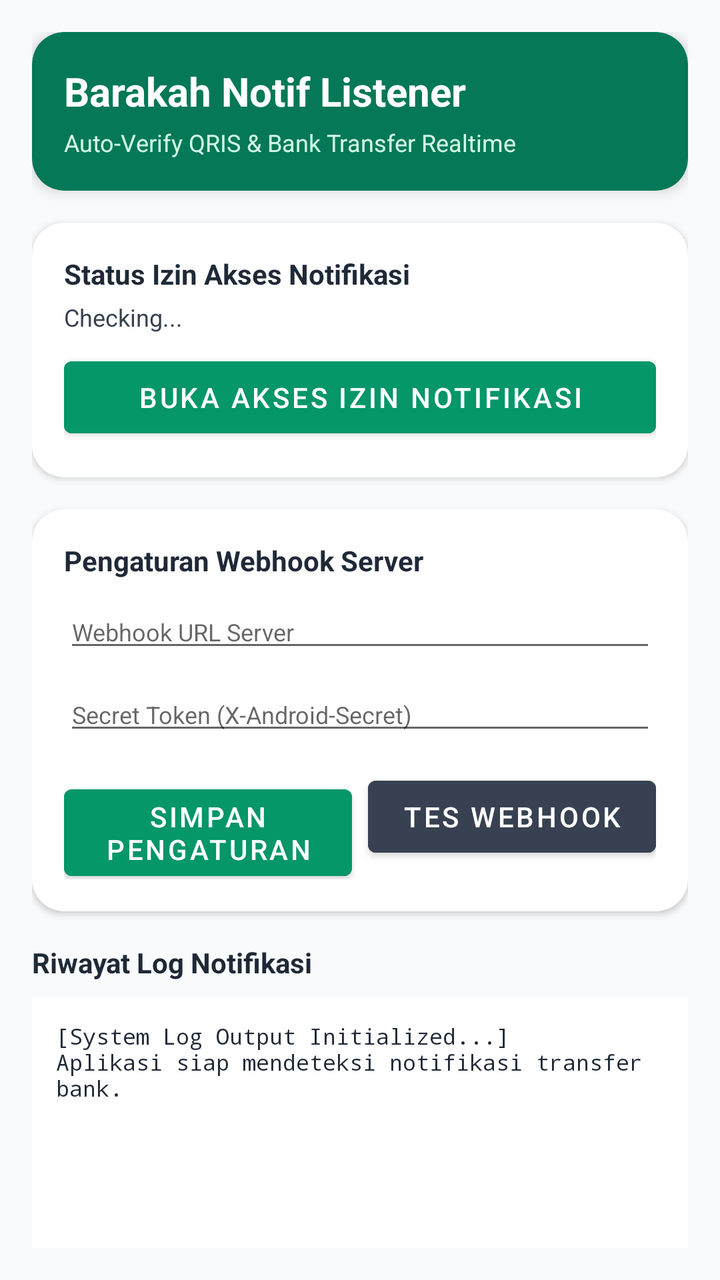
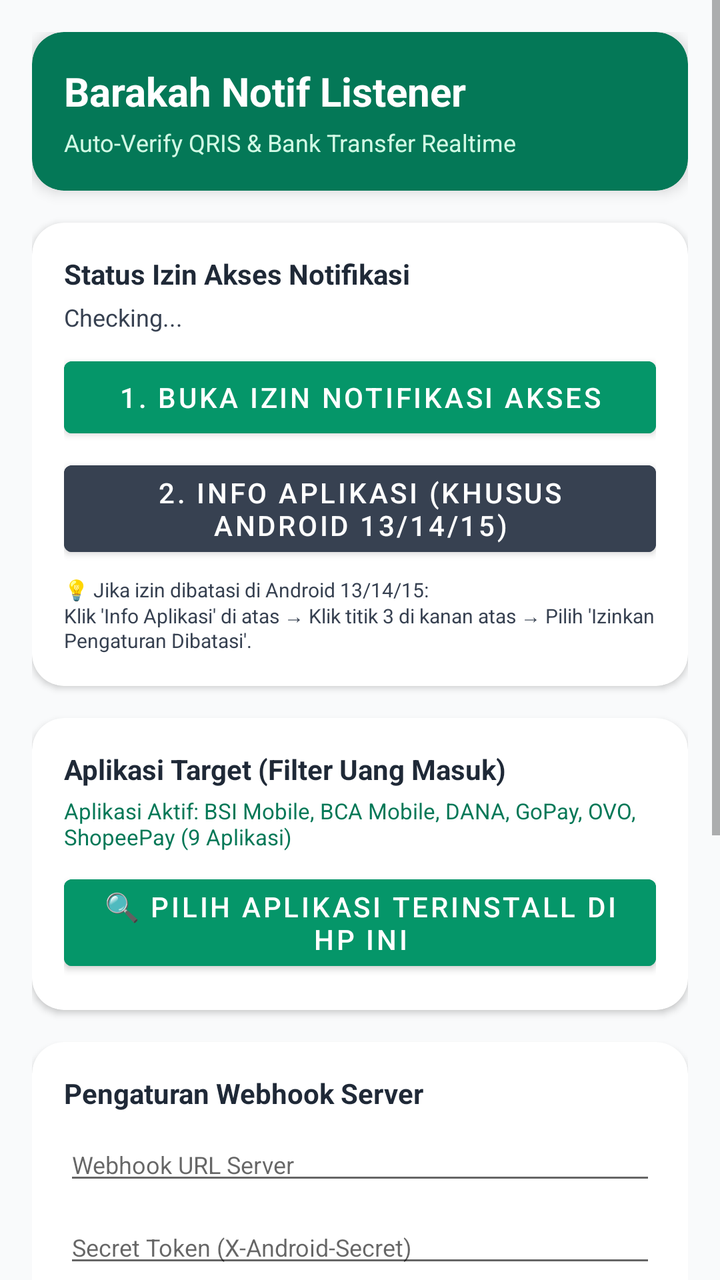

Before-and-after screenshots of an Android layout around one commit, followed by the original layout XML and the change that was made.
<!-- AndroidManifest.xml: activity theme Theme.BarakahNotifListener -->
<!-- res/layout/activity_main.xml -->
<?xml version="1.0" encoding="utf-8"?>
<LinearLayout xmlns:android="http://schemas.android.com/apk/res/android"
    xmlns:app="http://schemas.android.com/apk/res-auto"
    android:layout_width="match_parent"
    android:layout_height="match_parent"
    android:orientation="vertical"
    android:background="@color/gray_50"
    android:padding="16dp">

    
    <androidx.cardview.widget.CardView
        android:layout_width="match_parent"
        android:layout_height="wrap_content"
        app:cardCornerRadius="16dp"
        app:cardElevation="4dp"
        app:cardBackgroundColor="@color/emerald_700"
        android:layout_marginBottom="16dp">

        <LinearLayout
            android:layout_width="match_parent"
            android:layout_height="wrap_content"
            android:orientation="vertical"
            android:padding="16dp">

            <TextView
                android:layout_width="wrap_content"
                android:layout_height="wrap_content"
                android:text="Barakah Notif Listener"
                android:textColor="@color/white"
                android:textSize="20sp"
                android:textStyle="bold" />

            <TextView
                android:layout_width="wrap_content"
                android:layout_height="wrap_content"
                android:text="Auto-Verify QRIS &amp; Bank Transfer Realtime"
                android:textColor="@color/emerald_100"
                android:textSize="12sp"
                android:layout_marginTop="4dp" />
        </LinearLayout>
    </androidx.cardview.widget.CardView>

    
    <androidx.cardview.widget.CardView
        android:layout_width="match_parent"
        android:layout_height="wrap_content"
        app:cardCornerRadius="16dp"
        app:cardElevation="2dp"
        app:cardBackgroundColor="@color/white"
        android:layout_marginBottom="16dp">

        <LinearLayout
            android:layout_width="match_parent"
            android:layout_height="wrap_content"
            android:orientation="vertical"
            android:padding="16dp">

            <TextView
                android:layout_width="wrap_content"
                android:layout_height="wrap_content"
                android:text="Status Izin Akses Notifikasi"
                android:textColor="@color/gray_800"
                android:textSize="14sp"
                android:textStyle="bold" />

            <TextView
                android:id="@+id/tvPermissionStatus"
                android:layout_width="match_parent"
                android:layout_height="wrap_content"
                android:text="Checking..."
                android:textSize="12sp"
                android:textColor="@color/gray_700"
                android:layout_marginTop="4dp" />

            <Button
                android:id="@+id/btnGrantPermission"
                android:layout_width="match_parent"
                android:layout_height="wrap_content"
                android:text="Buka Akses Izin Notifikasi"
                android:backgroundTint="@color/emerald_600"
                android:textColor="@color/white"
                android:layout_marginTop="8dp" />
        </LinearLayout>
    </androidx.cardview.widget.CardView>

    
    <androidx.cardview.widget.CardView
        android:layout_width="match_parent"
        android:layout_height="wrap_content"
        app:cardCornerRadius="16dp"
        app:cardElevation="2dp"
        app:cardBackgroundColor="@color/white"
        android:layout_marginBottom="16dp">

        <LinearLayout
            android:layout_width="match_parent"
            android:layout_height="wrap_content"
            android:orientation="vertical"
            android:padding="16dp">

            <TextView
                android:layout_width="wrap_content"
                android:layout_height="wrap_content"
                android:text="Pengaturan Webhook Server"
                android:textColor="@color/gray_800"
                android:textSize="14sp"
                android:textStyle="bold" />

            <EditText
                android:id="@+id/etWebhookUrl"
                android:layout_width="match_parent"
                android:layout_height="wrap_content"
                android:hint="Webhook URL Server"
                android:textSize="12sp"
                android:inputType="textUri"
                android:layout_marginTop="8dp" />

            <EditText
                android:id="@+id/etSecretToken"
                android:layout_width="match_parent"
                android:layout_height="wrap_content"
                android:hint="Secret Token (X-Android-Secret)"
                android:textSize="12sp"
                android:inputType="text"
                android:layout_marginTop="8dp" />

            <LinearLayout
                android:layout_width="match_parent"
                android:layout_height="wrap_content"
                android:orientation="horizontal"
                android:layout_marginTop="12dp">

                <Button
                    android:id="@+id/btnSaveSettings"
                    android:layout_width="0dp"
                    android:layout_height="wrap_content"
                    android:layout_weight="1"
                    android:text="Simpan Pengaturan"
                    android:backgroundTint="@color/emerald_600"
                    android:textColor="@color/white"
                    android:layout_marginEnd="4dp" />

                <Button
                    android:id="@+id/btnTestWebhook"
                    android:layout_width="0dp"
                    android:layout_height="wrap_content"
                    android:layout_weight="1"
                    android:text="Tes Webhook"
                    android:backgroundTint="@color/gray_700"
                    android:textColor="@color/white"
                    android:layout_marginStart="4dp" />
            </LinearLayout>
        </LinearLayout>
    </androidx.cardview.widget.CardView>

    
    <TextView
        android:layout_width="wrap_content"
        android:layout_height="wrap_content"
        android:text="Riwayat Log Notifikasi"
        android:textColor="@color/gray_800"
        android:textSize="14sp"
        android:textStyle="bold"
        android:layout_marginBottom="8dp" />

    <ScrollView
        android:layout_width="match_parent"
        android:layout_height="0dp"
        android:layout_weight="1"
        android:background="@color/white"
        android:padding="12dp">

        <TextView
            android:id="@+id/tvLogConsole"
            android:layout_width="match_parent"
            android:layout_height="wrap_content"
            android:text="[System Log Output Initialized...]\nAplikasi siap mendeteksi notifikasi transfer bank.\n"
            android:fontFamily="monospace"
            android:textSize="11sp"
            android:textColor="@color/gray_800" />
    </ScrollView>
</LinearLayout>
<!-- resources referenced by this layout -->
<resources>
  <color name="emerald_100">#D1FAE5</color>
  <color name="emerald_600">#059669</color>
  <color name="emerald_700">#047857</color>
  <color name="gray_50">#F9FAFB</color>
  <color name="gray_700">#374151</color>
  <color name="gray_800">#1F2937</color>
  <color name="white">#FFFFFF</color>
  <style name="Theme.BarakahNotifListener" parent="Theme.MaterialComponents.DayNight.NoActionBar">
          <item name="colorPrimary">@color/emerald_600</item>
          <item name="colorPrimaryVariant">@color/emerald_700</item>
          <item name="colorOnPrimary">@color/white</item>
          <item name="android:statusBarColor">@color/emerald_700</item>
      </style>
</resources>

<!-- the commit's change to res/layout/activity_main.xml (unified diff, before → after) -->
@@ -1,182 +1,254 @@
 <?xml version="1.0" encoding="utf-8"?>
-<LinearLayout xmlns:android="http://schemas.android.com/apk/res/android"
+<ScrollView xmlns:android="http://schemas.android.com/apk/res/android"
     xmlns:app="http://schemas.android.com/apk/res-auto"
     android:layout_width="match_parent"
     android:layout_height="match_parent"
-    android:orientation="vertical"
     android:background="@color/gray_50"
-    android:padding="16dp">
-
-    
-    <androidx.cardview.widget.CardView
+    android:fillViewport="true">
+
+    <LinearLayout
         android:layout_width="match_parent"
         android:layout_height="wrap_content"
-        app:cardCornerRadius="16dp"
-        app:cardElevation="4dp"
-        app:cardBackgroundColor="@color/emerald_700"
-        android:layout_marginBottom="16dp">
-
-        <LinearLayout
-            android:layout_width="match_parent"
-            android:layout_height="wrap_content"
-            android:orientation="vertical"
-            android:padding="16dp">
-
-            <TextView
-                android:layout_width="wrap_content"
-                android:layout_height="wrap_content"
-                android:text="Barakah Notif Listener"
-                android:textColor="@color/white"
-                android:textSize="20sp"
-                android:textStyle="bold" />
-
-            <TextView
-                android:layout_width="wrap_content"
-                android:layout_height="wrap_content"
-                android:text="Auto-Verify QRIS &amp; Bank Transfer Realtime"
-                android:textColor="@color/emerald_100"
-                android:textSize="12sp"
-                android:layout_marginTop="4dp" />
-        </LinearLayout>
-    </androidx.cardview.widget.CardView>
-
-    
-    <androidx.cardview.widget.CardView
-        android:layout_width="match_parent"
-        android:layout_height="wrap_content"
-        app:cardCornerRadius="16dp"
-        app:cardElevation="2dp"
-        app:cardBackgroundColor="@color/white"
-        android:layout_marginBottom="16dp">
-
-        <LinearLayout
-            android:layout_width="match_parent"
-            android:layout_height="wrap_content"
-            android:orientation="vertical"
-            android:padding="16dp">
-
-            <TextView
-                android:layout_width="wrap_content"
-                android:layout_height="wrap_content"
-                android:text="Status Izin Akses Notifikasi"
-                android:textColor="@color/gray_800"
-                android:textSize="14sp"
-                android:textStyle="bold" />
-
-            <TextView
-                android:id="@+id/tvPermissionStatus"
-                android:layout_width="match_parent"
-                android:layout_height="wrap_content"
-                android:text="Checking..."
-                android:textSize="12sp"
-                android:textColor="@color/gray_700"
-                android:layout_marginTop="4dp" />
-
-            <Button
-                android:id="@+id/btnGrantPermission"
-                android:layout_width="match_parent"
-                android:layout_height="wrap_content"
-                android:text="Buka Akses Izin Notifikasi"
-                android:backgroundTint="@color/emerald_600"
-                android:textColor="@color/white"
-                android:layout_marginTop="8dp" />
-        </LinearLayout>
-    </androidx.cardview.widget.CardView>
-
-    
-    <androidx.cardview.widget.CardView
-        android:layout_width="match_parent"
-        android:layout_height="wrap_content"
-        app:cardCornerRadius="16dp"
-        app:cardElevation="2dp"
-        app:cardBackgroundColor="@color/white"
-        android:layout_marginBottom="16dp">
-
-        <LinearLayout
-            android:layout_width="match_parent"
-            android:layout_height="wrap_content"
-            android:orientation="vertical"
-            android:padding="16dp">
-
-            <TextView
-                android:layout_width="wrap_content"
-                android:layout_height="wrap_content"
-                android:text="Pengaturan Webhook Server"
-                android:textColor="@color/gray_800"
-                android:textSize="14sp"
-                android:textStyle="bold" />
-
-            <EditText
-                android:id="@+id/etWebhookUrl"
-                android:layout_width="match_parent"
-                android:layout_height="wrap_content"
-                android:hint="Webhook URL Server"
-                android:textSize="12sp"
-                android:inputType="textUri"
-                android:layout_marginTop="8dp" />
-
-            <EditText
-                android:id="@+id/etSecretToken"
-                android:layout_width="match_parent"
-                android:layout_height="wrap_content"
-                android:hint="Secret Token (X-Android-Secret)"
-                android:textSize="12sp"
-                android:inputType="text"
-                android:layout_marginTop="8dp" />
-
-            <LinearLayout
-                android:layout_width="match_parent"
-                android:layout_height="wrap_content"
-                android:orientation="horizontal"
-                android:layout_marginTop="12dp">
+        android:orientation="vertical"
+        android:padding="16dp">
+
+        
+        <androidx.cardview.widget.CardView
+            android:layout_width="match_parent"
+            android:layout_height="wrap_content"
+            app:cardCornerRadius="16dp"
+            app:cardElevation="4dp"
+            app:cardBackgroundColor="@color/emerald_700"
+            android:layout_marginBottom="16dp">
+
+            <LinearLayout
+                android:layout_width="match_parent"
+                android:layout_height="wrap_content"
+                android:orientation="vertical"
+                android:padding="16dp">
+
+                <TextView
+                    android:layout_width="wrap_content"
+                    android:layout_height="wrap_content"
+                    android:text="Barakah Notif Listener"
+                    android:textColor="@color/white"
+                    android:textSize="20sp"
+                    android:textStyle="bold" />
+
+                <TextView
+                    android:layout_width="wrap_content"
+                    android:layout_height="wrap_content"
+                    android:text="Auto-Verify QRIS &amp; Bank Transfer Realtime"
+                    android:textColor="@color/emerald_100"
+                    android:textSize="12sp"
+                    android:layout_marginTop="4dp" />
+            </LinearLayout>
+        </androidx.cardview.widget.CardView>
+
+        
+        <androidx.cardview.widget.CardView
+            android:layout_width="match_parent"
+            android:layout_height="wrap_content"
+            app:cardCornerRadius="16dp"
+            app:cardElevation="2dp"
+            app:cardBackgroundColor="@color/white"
+            android:layout_marginBottom="16dp">
+
+            <LinearLayout
+                android:layout_width="match_parent"
+                android:layout_height="wrap_content"
+                android:orientation="vertical"
+                android:padding="16dp">
+
+                <TextView
+                    android:layout_width="wrap_content"
+                    android:layout_height="wrap_content"
+                    android:text="Status Izin Akses Notifikasi"
+                    android:textColor="@color/gray_800"
+                    android:textSize="14sp"
+                    android:textStyle="bold" />
+
+                <TextView
+                    android:id="@+id/tvPermissionStatus"
+                    android:layout_width="match_parent"
+                    android:layout_height="wrap_content"
+                    android:text="Checking..."
+                    android:textSize="12sp"
+                    android:textColor="@color/gray_700"
+                    android:layout_marginTop="4dp" />
 
                 <Button
-                    android:id="@+id/btnSaveSettings"
-                    android:layout_width="0dp"
-                    android:layout_height="wrap_content"
-                    android:layout_weight="1"
-                    android:text="Simpan Pengaturan"
+                    android:id="@+id/btnGrantPermission"
+                    android:layout_width="match_parent"
+                    android:layout_height="wrap_content"
+                    android:text="1. Buka Izin Notifikasi Akses"
                     android:backgroundTint="@color/emerald_600"
                     android:textColor="@color/white"
-                    android:layout_marginEnd="4dp" />
+                    android:layout_marginTop="8dp" />
 
                 <Button
-                    android:id="@+id/btnTestWebhook"
-                    android:layout_width="0dp"
-                    android:layout_height="wrap_content"
-                    android:layout_weight="1"
-                    android:text="Tes Webhook"
+                    android:id="@+id/btnOpenAppInfo"
+                    android:layout_width="match_parent"
+                    android:layout_height="wrap_content"
+                    android:text="2. Info Aplikasi (Khusus Android 13/14/15)"
                     android:backgroundTint="@color/gray_700"
                     android:textColor="@color/white"
-                    android:layout_marginStart="4dp" />
-            </LinearLayout>
-        </LinearLayout>
-    </androidx.cardview.widget.CardView>
-
-    
-    <TextView
-        android:layout_width="wrap_content"
-        android:layout_height="wrap_content"
-        android:text="Riwayat Log Notifikasi"
-        android:textColor="@color/gray_800"
-        android:textSize="14sp"
-        android:textStyle="bold"
-        android:layout_marginBottom="8dp" />
-
-    <ScrollView
-        android:layout_width="match_parent"
-        android:layout_height="0dp"
-        android:layout_weight="1"
-        android:background="@color/white"
-        android:padding="12dp">
-
+                    android:layout_marginTop="4dp" />
+
+                <TextView
+                    android:layout_width="match_parent"
+                    android:layout_height="wrap_content"
+                    android:text="💡 Jika izin dibatasi di Android 13/14/15:\nKlik 'Info Aplikasi' di atas → Klik titik 3 di kanan atas → Pilih 'Izinkan Pengaturan Dibatasi'."
+                    android:textSize="10sp"
+                    android:textColor="@color/gray_700"
+                    android:layout_marginTop="6dp" />
+            </LinearLayout>
+        </androidx.cardview.widget.CardView>
+
+        
+        <androidx.cardview.widget.CardView
+            android:layout_width="match_parent"
+            android:layout_height="wrap_content"
+            app:cardCornerRadius="16dp"
+            app:cardElevation="2dp"
+            app:cardBackgroundColor="@color/white"
+            android:layout_marginBottom="16dp">
+
+            <LinearLayout
+                android:layout_width="match_parent"
+                android:layout_height="wrap_content"
+                android:orientation="vertical"
+                android:padding="16dp">
+
+                <TextView
+                    android:layout_width="wrap_content"
+                    android:layout_height="wrap_content"
+                    android:text="Aplikasi Target (Filter Uang Masuk)"
+                    android:textColor="@color/gray_800"
+                    android:textSize="14sp"
+                    android:textStyle="bold" />
+
+                <TextView
+                    android:id="@+id/tvSelectedAppsSummary"
+                    android:layout_width="match_parent"
+                    android:layout_height="wrap_content"
+                    android:text="Aplikasi Aktif: BSI Mobile, BCA Mobile, DANA, GoPay, OVO, ShopeePay (9 Aplikasi)"
+                    android:textSize="11sp"
+                    android:textColor="@color/emerald_700"
+                    android:layout_marginTop="4dp"
+                    android:layout_marginBottom="8dp" />
+
+                <Button
+                    android:id="@+id/btnPickInstalledApps"
+                    android:layout_width="match_parent"
+                    android:layout_height="wrap_content"
+                    android:text="🔍 Pilih Aplikasi Terinstall di HP Ini"
+                    android:backgroundTint="@color/emerald_600"
+                    android:textColor="@color/white" />
+            </LinearLayout>
+        </androidx.cardview.widget.CardView>
+
+        
+        <androidx.cardview.widget.CardView
+            android:layout_width="match_parent"
+            android:layout_height="wrap_content"
+            app:cardCornerRadius="16dp"
+            app:cardElevation="2dp"
+            app:cardBackgroundColor="@color/white"
+            android:layout_marginBottom="16dp">
+
+            <LinearLayout
+                android:layout_width="match_parent"
+                android:layout_height="wrap_content"
+                android:orientation="vertical"
+                android:padding="16dp">
+
+                <TextView
+                    android:layout_width="wrap_content"
+                    android:layout_height="wrap_content"
+                    android:text="Pengaturan Webhook Server"
+                    android:textColor="@color/gray_800"
+                    android:textSize="14sp"
+                    android:textStyle="bold" />
+
+                <EditText
+                    android:id="@+id/etWebhookUrl"
+                    android:layout_width="match_parent"
+                    android:layout_height="wrap_content"
+                    android:hint="Webhook URL Server"
+                    android:textSize="12sp"
+                    android:inputType="textUri"
+                    android:layout_marginTop="8dp" />
+
+                <EditText
+                    android:id="@+id/etSecretToken"
+                    android:layout_width="match_parent"
+                    android:layout_height="wrap_content"
+                    android:hint="Secret Token (X-Android-Secret)"
+                    android:textSize="12sp"
+                    android:inputType="text"
+                    android:layout_marginTop="8dp" />
+
+                <LinearLayout
+                    android:layout_width="match_parent"
+                    android:layout_height="wrap_content"
+                    android:orientation="horizontal"
+                    android:layout_marginTop="12dp">
+
+                    <Button
+                        android:id="@+id/btnSaveSettings"
+                        android:layout_width="0dp"
+                        android:layout_height="wrap_content"
+                        android:layout_weight="1"
+                        android:text="Simpan Pengaturan"
+                        android:backgroundTint="@color/emerald_600"
+                        android:textColor="@color/white"
+                        android:layout_marginEnd="4dp" />
+
+                    <Button
+                        android:id="@+id/btnTestWebhook"
+                        android:layout_width="0dp"
+                        android:layout_height="wrap_content"
+                        android:layout_weight="1"
+                        android:text="Tes Webhook"
+                        android:backgroundTint="@color/gray_700"
+                        android:textColor="@color/white"
+                        android:layout_marginStart="4dp" />
+                </LinearLayout>
+            </LinearLayout>
+        </androidx.cardview.widget.CardView>
+
+        
         <TextView
-            android:id="@+id/tvLogConsole"
-            android:layout_width="match_parent"
-            android:layout_height="wrap_content"
-            android:text="[System Log Output Initialized...]\nAplikasi siap mendeteksi notifikasi transfer bank.\n"
-            android:fontFamily="monospace"
-            android:textSize="11sp"
-            android:textColor="@color/gray_800" />
-    </ScrollView>
-</LinearLayout>
+            android:layout_width="wrap_content"
+            android:layout_height="wrap_content"
+            android:text="Riwayat Log Notifikasi"
+            android:textColor="@color/gray_800"
+            android:textSize="14sp"
+            android:textStyle="bold"
+            android:layout_marginBottom="8dp" />
+
+        <androidx.cardview.widget.CardView
+            android:layout_width="match_parent"
+            android:layout_height="200dp"
+            app:cardCornerRadius="16dp"
+            app:cardElevation="2dp"
+            app:cardBackgroundColor="@color/white">
+
+            <ScrollView
+                android:layout_width="match_parent"
+                android:layout_height="match_parent"
+                android:padding="12dp">
+
+                <TextView
+                    android:id="@+id/tvLogConsole"
+                    android:layout_width="match_parent"
+                    android:layout_height="wrap_content"
+                    android:text="[System Log Output Initialized...]\nAplikasi siap mendeteksi notifikasi transfer bank terpilih.\n"
+                    android:fontFamily="monospace"
+                    android:textSize="11sp"
+                    android:textColor="@color/gray_800" />
+            </ScrollView>
+        </androidx.cardview.widget.CardView>
+    </LinearLayout>
+</ScrollView>
